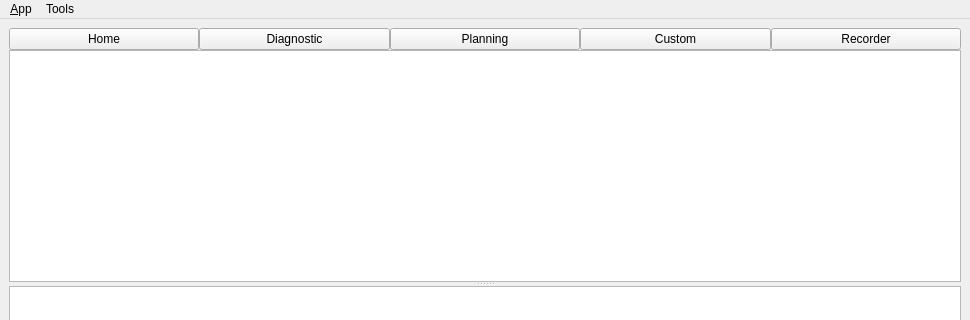
Above: ui/main_window.ui from CastielLiu/av_console before the change; both pictures show x 0 to 970 and y 0 to 320 of the 970 by 683 pixel window. Below: the same form after it.
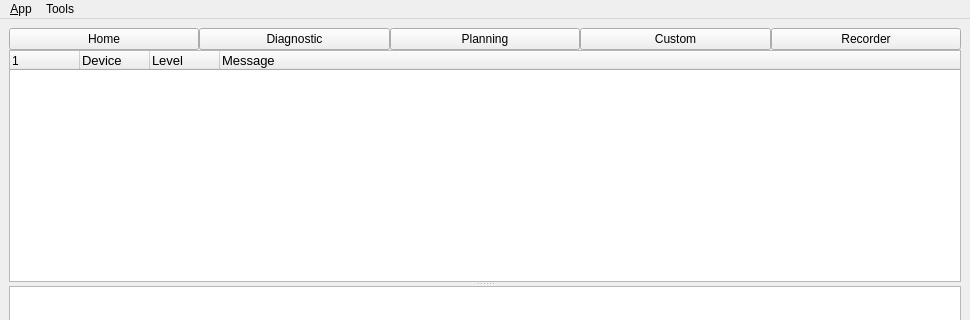
That is the form after the change. The open tabs and pages were chosen to show the change. Icons and pictures are not drawn. Custom widgets are drawn as their Qt base class.

What changed in the file:
```diff
--- a/ui/main_window.ui
+++ b/ui/main_window.ui
@@ -982,13 +982,13 @@
               <number>4</number>
              </property>
              <attribute name="headerVisible">
-              <bool>false</bool>
+              <bool>true</bool>
              </attribute>
              <attribute name="headerCascadingSectionResizes">
               <bool>false</bool>
              </attribute>
              <attribute name="headerDefaultSectionSize">
-              <number>60</number>
+              <number>70</number>
              </attribute>
              <attribute name="headerHighlightSections">
               <bool>false</bool>
```
Left out of the diff: 8 changed lines with no effect on the pictures.
